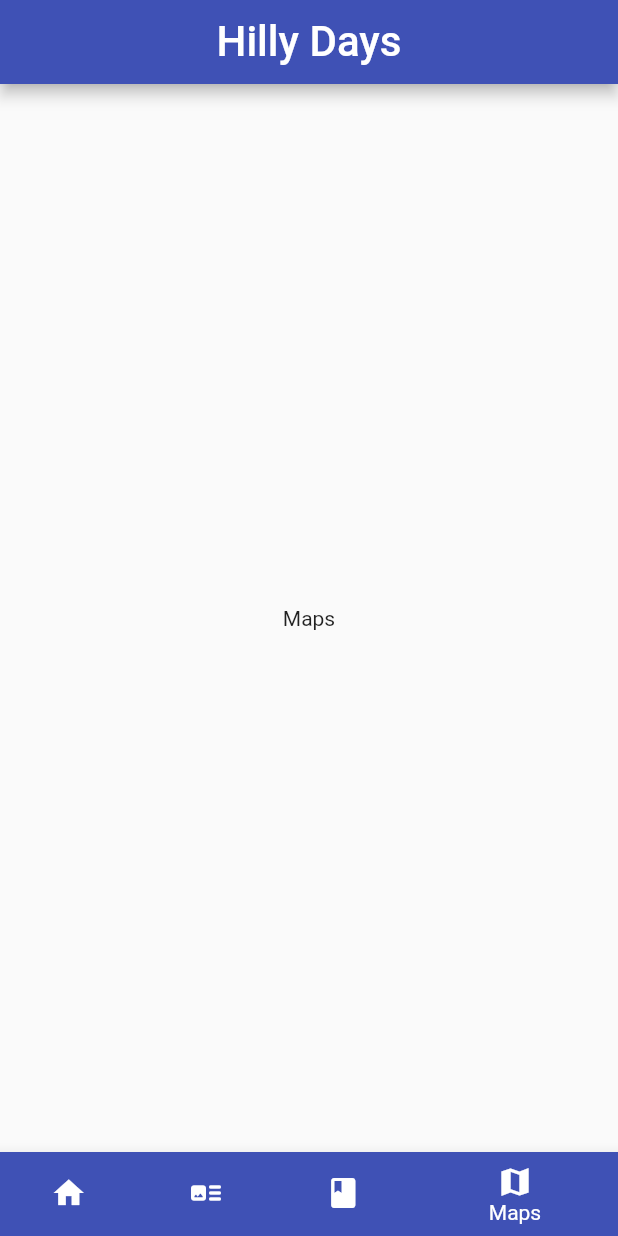
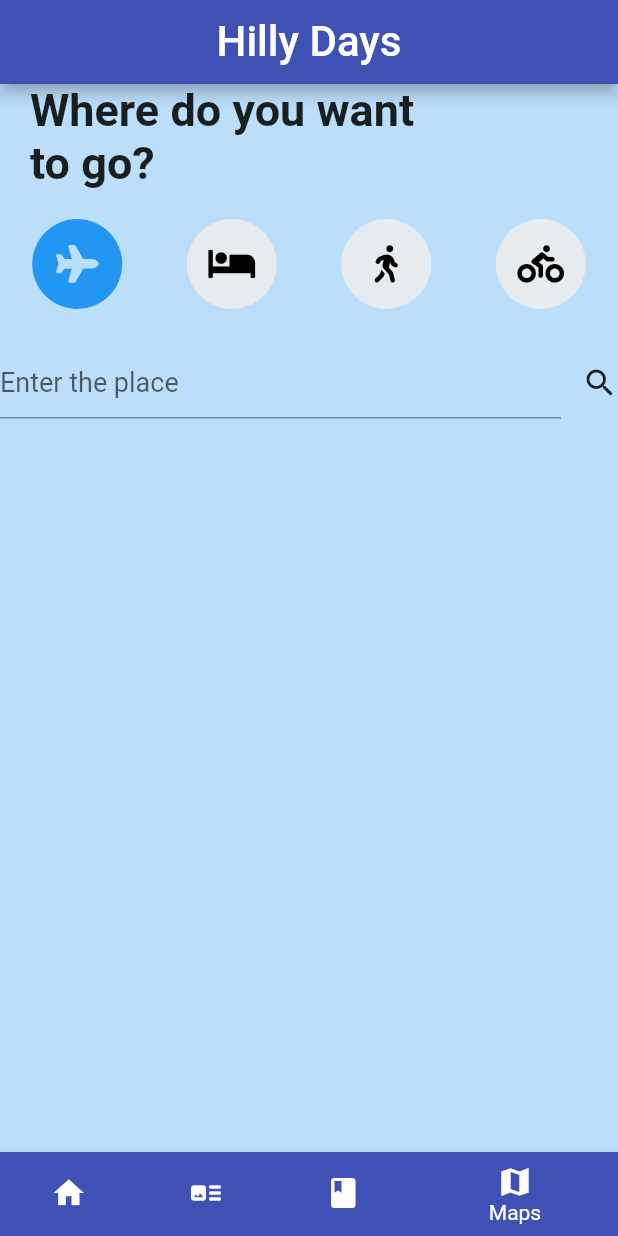
Before and after one commit to rajeshgayathri2003/CBSE-Art-Integration, a Flutter app: the screen it shows after launch, item 4 of the bottom bar chosen, on a phone screen of 412 x 824 dp. Run offline on Flutter 3.47's test engine with Material 2 defaults, Android fonts, the light colour scheme and no system bars; our stand-ins replace carousel_slider, font_awesome_flutter, image_picker, youtube_player_flutter.

Commit message:
Working on Art and Travel

```diff
--- a/hackathon_app/lib/main.dart
+++ b/hackathon_app/lib/main.dart
@@ -1,4 +1,7 @@
 import 'package:flutter/material.dart';
+import 'home.dart';
+import 'art.dart';
+import 'travel.dart';
 
 void main() {
   runApp(new MaterialApp(
@@ -14,12 +17,12 @@ class NavBar extends StatefulWidget {
 class _NavBarState extends State<NavBar> {
   int _currentIndex = 0;
   final tabs = [
-    Center(child: Text('Home')),
-    Center(child: Text('Art')),
+    ImageSlider(),
+    Aipans(),
     Center(
       child: Text('Literature'),
     ),
-    Center(child: Text('Maps')),
+    Travel(),
   ];
   @override
   Widget build(BuildContext context) {
--- /dev/null
+++ b/hackathon_app/lib/travel.dart
@@ -0,0 +1,102 @@
+import 'package:flutter/material.dart';
+import 'package:font_awesome_flutter/font_awesome_flutter.dart';
+
+class Travel extends StatefulWidget {
+  @override
+  _TravelState createState() => _TravelState();
+}
+
+class _TravelState extends State<Travel> {
+  TextEditingController _textEditingController = new TextEditingController();
+  int _selectedIndex = 0;
+  List<IconData> _icons = [
+    FontAwesomeIcons.plane,
+    FontAwesomeIcons.bed,
+    FontAwesomeIcons.walking,
+    FontAwesomeIcons.biking
+  ];
+
+  Widget _buildIcon(int index) {
+    return GestureDetector(
+        onTap: () {
+          setState(() {
+            _selectedIndex = index;
+          });
+        },
+        child: Container(
+          height: 60.0,
+          width: 60.0,
+          decoration: BoxDecoration(
+            color: _selectedIndex == index
+                ? Theme.of(context).accentColor
+                : Color(0xFFE7EBEE),
+            borderRadius: BorderRadius.circular(30.0),
+          ),
+          child: Icon(
+            _icons[index],
+            size: 25.0,
+            color: _selectedIndex == index
+                ? Theme.of(context).primaryColorLight
+                : Color(0xFF000000),
+          ),
+        ));
+  }
+
+  @override
+  Widget build(BuildContext context) {
+    return Scaffold(
+        backgroundColor: Colors.blue[100],
+        body: SafeArea(
+          child: ListView(
+            children: <Widget>[
+              Container(
+                child: Column(
+                  children: <Widget>[
+                    Padding(
+                        padding: EdgeInsets.only(left: 20.0, right: 120.0),
+                        child: Text(
+                          'Where do you want to go?',
+                          style: TextStyle(
+                              fontSize: 30.0, fontWeight: FontWeight.bold),
+                        )),
+                    SizedBox(
+                      height: 20.0,
+                    ),
+                    Row(
+                      mainAxisAlignment: MainAxisAlignment.spaceAround,
+                      children: _icons
+                          .asMap()
+                          .entries
+                          .map((MapEntry map) => _buildIcon(map.key))
+                          .toList(),
+                    ),
+                    SizedBox(
+                      height: 25.0,
+                    ),
+                    Container(
+                        width: MediaQuery.of(context).size.width,
+                        child: Row(
+                          children: <Widget>[
+                            Expanded(
+                                child: TextField(
+                              controller: _textEditingController,
+                              decoration: InputDecoration(
+                                  hintText: "Enter the place",
+                                  hintStyle: TextStyle(fontSize: 18)),
+                            )),
+                            SizedBox(
+                              width: 14.0,
+                            ),
+                            Container(
+                              child: Icon(Icons.search),
+                            )
+                          ],
+                        ))
+                  ],
+                ),
+              )
+            ],
+          ),
+        ));
+  }
+}
```
Also changed, not shown: hackathon_app/lib/art.dart (added, +39 -0 lines), hackathon_app/lib/home.dart (added, +147 -0 lines), hackathon_app/pubspec.yaml (+10 -3 lines), hackathon_app/assets/aipan2.jpg (added), hackathon_app/assets/uk1.jpg (added), hackathon_app/assets/uk2.jpg (added), hackathon_app/assets/uk3.jpg (added), hackathon_app/assets/uk4.jpg (added), hackathon_app/pubspec.lock, 1 other file.
